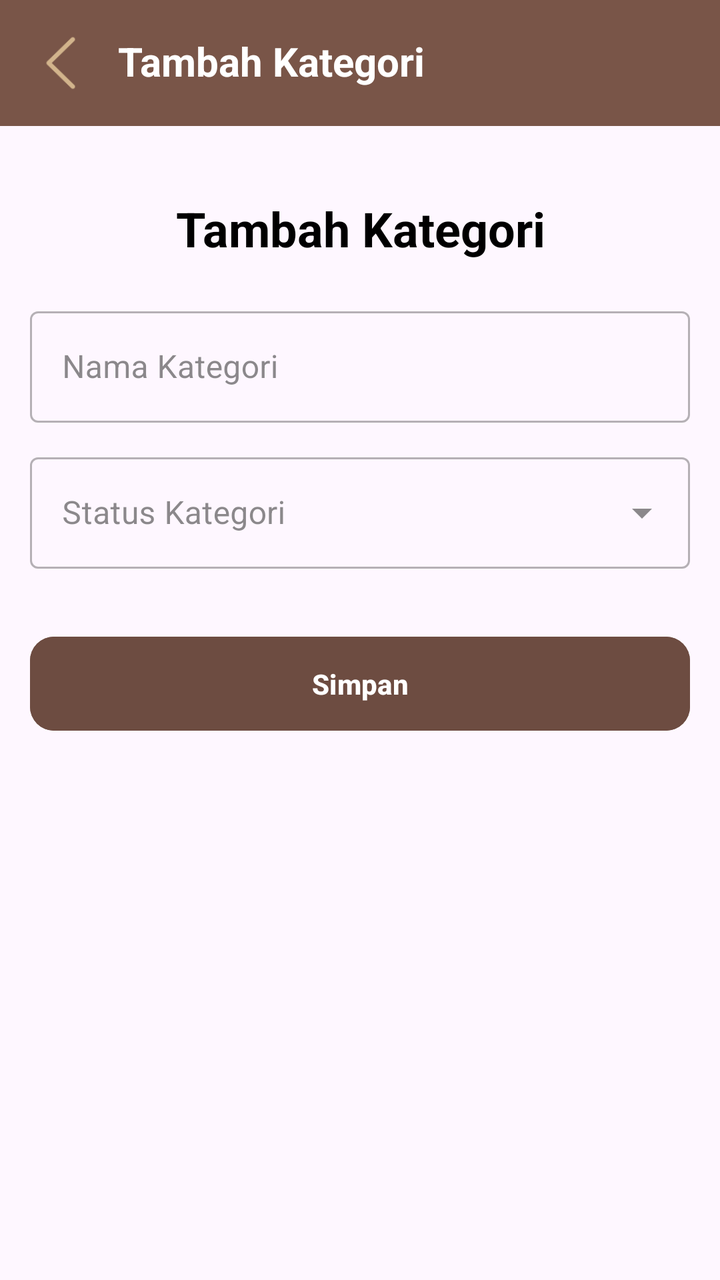
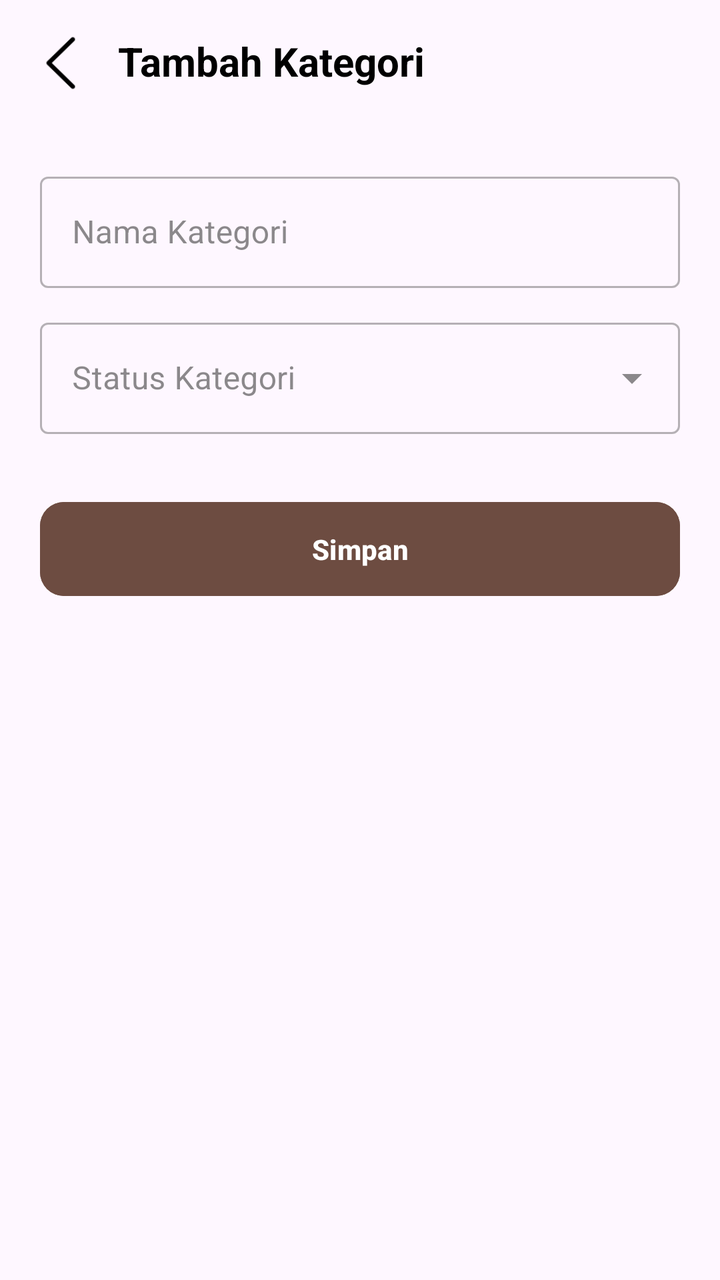

Screens rendered from an Android XML layout before and after an edit, with the pre-edit source and the edit as a unified diff.
<!-- AndroidManifest.xml: application theme Theme.Pos -->
<!-- res/layout/activity_mod_kategori.xml -->
<?xml version="1.0" encoding="utf-8"?>
<LinearLayout xmlns:android="http://schemas.android.com/apk/res/android"
    xmlns:app="http://schemas.android.com/apk/res-auto"
    xmlns:tools="http://schemas.android.com/tools"
    android:id="@+id/main"
    android:layout_width="match_parent"
    android:layout_height="match_parent"
    tools:context=".kategori.ModKategoriActivity"
    android:orientation="vertical">

    <LinearLayout
        android:layout_width="match_parent"
        android:layout_height="wrap_content"
        android:background="#795548"
        android:orientation="horizontal">

        <ImageView
            android:id="@+id/ivKembali"
            android:layout_width="35dp"
            android:layout_height="35dp"
            android:layout_marginVertical="14dp"
            android:layout_marginStart="13dp"
            android:src="@drawable/img_3"
            app:tint="#D2B48C"
            android:contentDescription="Kembali" />

        <LinearLayout
            android:layout_width="wrap_content"
            android:layout_height="wrap_content"
            android:orientation="vertical">

            <TextView
                android:id="@+id/tvJudulAtas"
                android:layout_width="wrap_content"
                android:layout_height="wrap_content"
                android:layout_marginStart="8dp"
                android:layout_marginTop="14dp"
                android:text="Tambah Kategori"
                android:textColor="@color/white"
                android:textSize="20sp"
                android:textStyle="bold"
                android:padding="3dp"/>

        </LinearLayout>
    </LinearLayout>

    <ScrollView
        android:layout_width="match_parent"
        android:layout_height="match_parent">

        <LinearLayout
            android:layout_width="match_parent"
            android:layout_height="wrap_content"
            android:orientation="vertical"
            android:padding="15dp">

            <TextView
                android:id="@+id/tvJudul"
                android:layout_width="match_parent"
                android:layout_height="wrap_content"
                android:text="Tambah Kategori"
                android:textStyle="bold"
                android:textSize="24sp"
                android:textColor="?attr/color"
                android:textAlignment="center"
                android:gravity="center"
                android:layout_margin="20dp"/>

            <com.google.android.material.textfield.TextInputLayout
                android:layout_width="match_parent"
                android:layout_height="wrap_content"
                style="@style/Widget.MaterialComponents.TextInputLayout.OutlinedBox">

                <com.google.android.material.textfield.TextInputEditText
                    android:id="@+id/etNamaKategori"
                    android:layout_width="match_parent"
                    android:layout_height="wrap_content"
                    android:hint="Nama Kategori"
                    android:inputType="textCapWords" />
            </com.google.android.material.textfield.TextInputLayout>

            <com.google.android.material.textfield.TextInputLayout
                android:id="@+id/tilStatusKategori"
                style="@style/Widget.MaterialComponents.TextInputLayout.OutlinedBox.ExposedDropdownMenu"
                android:layout_width="match_parent"
                android:layout_height="wrap_content"
                android:layout_marginTop="12dp"
                android:hint="Status Kategori">

                <AutoCompleteTextView
                    android:id="@+id/actvStatusKategori"
                    android:layout_width="match_parent"
                    android:layout_height="wrap_content"
                    android:inputType="none" />
            </com.google.android.material.textfield.TextInputLayout>

            <Button
                android:id="@+id/btnSimpan"
                android:layout_width="match_parent"
                android:layout_height="55dp"
                android:layout_marginTop="30dp"
                android:backgroundTint="#6D4C41"
                android:text="Simpan"
                android:textColor="@color/white"
                android:textAllCaps="false"
                android:textStyle="bold"
                app:cornerRadius="12dp"/>

        </LinearLayout>

    </ScrollView>

</LinearLayout>
<!-- resources referenced by this layout -->
<resources>
  <color name="white">#FFFFFFFF</color>
  <!-- drawable img_3: png bitmap (drawable, 974 bytes) -->
  <style name="Theme.Pos" parent="Base.Theme.Pos" />
  <style name="Base.Theme.Pos" parent="Theme.Material3.DayNight.NoActionBar">
          
          
  
          <item name="colorSurface">#EFEFEF</item>
  
          <item name="colorOnBackground">#616161</item>
  
          <item name="color">#000000</item>
  
          <item name="colorOnSurface">#3E3E3E</item>
  
          <item name="colorAccent">#6D4C41</item>
  
      </style>
</resources>

<!-- the commit's change to res/layout/activity_mod_kategori.xml (unified diff, before → after) -->
@@ -11,7 +11,7 @@
     <LinearLayout
         android:layout_width="match_parent"
         android:layout_height="wrap_content"
-        android:background="#795548"
+        android:background="@android:color/transparent"
         android:orientation="horizontal">
 
         <ImageView
@@ -21,7 +21,7 @@
             android:layout_marginVertical="14dp"
             android:layout_marginStart="13dp"
             android:src="@drawable/img_3"
-            app:tint="#D2B48C"
+            app:tint="?attr/color"
             android:contentDescription="Kembali" />
 
         <LinearLayout
@@ -36,7 +36,7 @@
                 android:layout_marginStart="8dp"
                 android:layout_marginTop="14dp"
                 android:text="Tambah Kategori"
-                android:textColor="@color/white"
+                android:textColor="?attr/color"
                 android:textSize="20sp"
                 android:textStyle="bold"
                 android:padding="3dp"/>
@@ -52,19 +52,7 @@
             android:layout_width="match_parent"
             android:layout_height="wrap_content"
             android:orientation="vertical"
-            android:padding="15dp">
-
-            <TextView
-                android:id="@+id/tvJudul"
-                android:layout_width="match_parent"
-                android:layout_height="wrap_content"
-                android:text="Tambah Kategori"
-                android:textStyle="bold"
-                android:textSize="24sp"
-                android:textColor="?attr/color"
-                android:textAlignment="center"
-                android:gravity="center"
-                android:layout_margin="20dp"/>
+            android:padding="20dp">
 
             <com.google.android.material.textfield.TextInputLayout
                 android:layout_width="match_parent"
